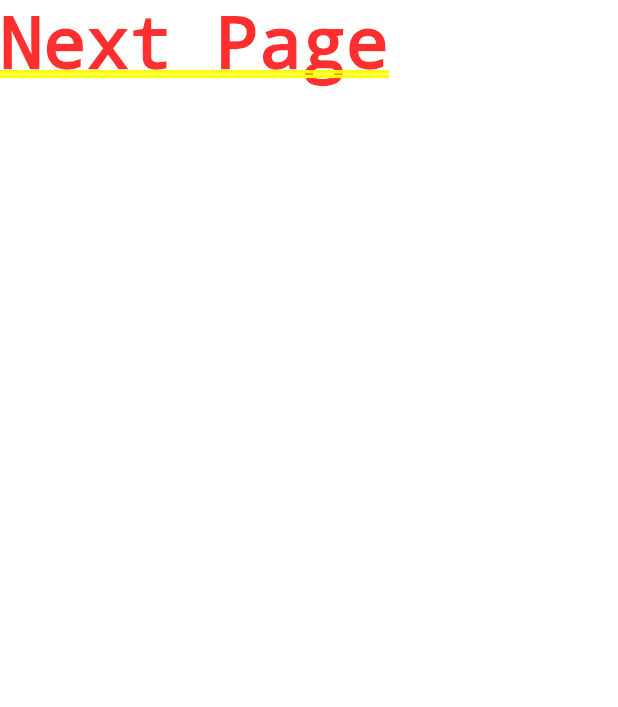
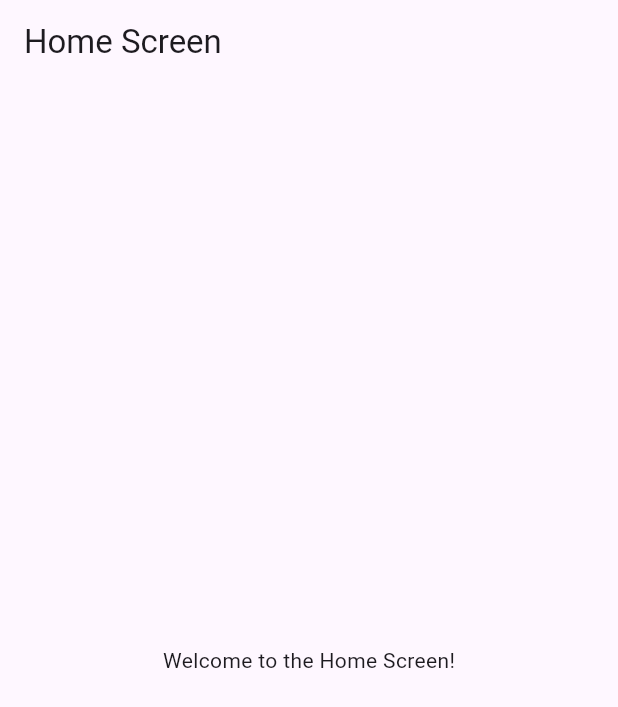
Before and after one commit to daspranay918/event-manager, a Flutter app: the screen it shows after launch, on a phone screen of 412 x 824 dp. Shown: the top 707 px of the screen. Run offline on Flutter 3.47's test engine with Material 3 defaults, Android fonts, the phone set to English and light mode, and no system bars.

Commit message:
connecting repo to system

```diff
--- /dev/null
+++ b/lib/Screens/home_screen.dart
@@ -0,0 +1,22 @@
+import 'package:flutter/material.dart';
+
+class HomeScreen extends StatefulWidget {
+  const HomeScreen({super.key});
+
+  @override
+  State<HomeScreen> createState() => _HomeScreenState();
+}
+
+class _HomeScreenState extends State<HomeScreen> {
+  @override
+  Widget build(BuildContext context) {
+    return Scaffold(
+      appBar: AppBar(
+        title: const Text("Home Screen"),
+      ),
+      body: const Center(
+        child: Text("Welcome to the Home Screen!"),
+      ),
+    );
+  }
+}
--- a/lib/main.dart
+++ b/lib/main.dart
@@ -1,4 +1,5 @@
 import 'package:flutter/material.dart';
+import 'package:next_meet/Screens/home_screen.dart';
 
 void main() {
   runApp(const MyApp());
@@ -16,7 +17,7 @@ class MyApp extends StatelessWidget {
 
         colorScheme: .fromSeed(seedColor: Colors.deepPurple),
       ),
-      home: const Text("Next Page"),
+      home: HomeScreen(),
     );
   }
 }
```
